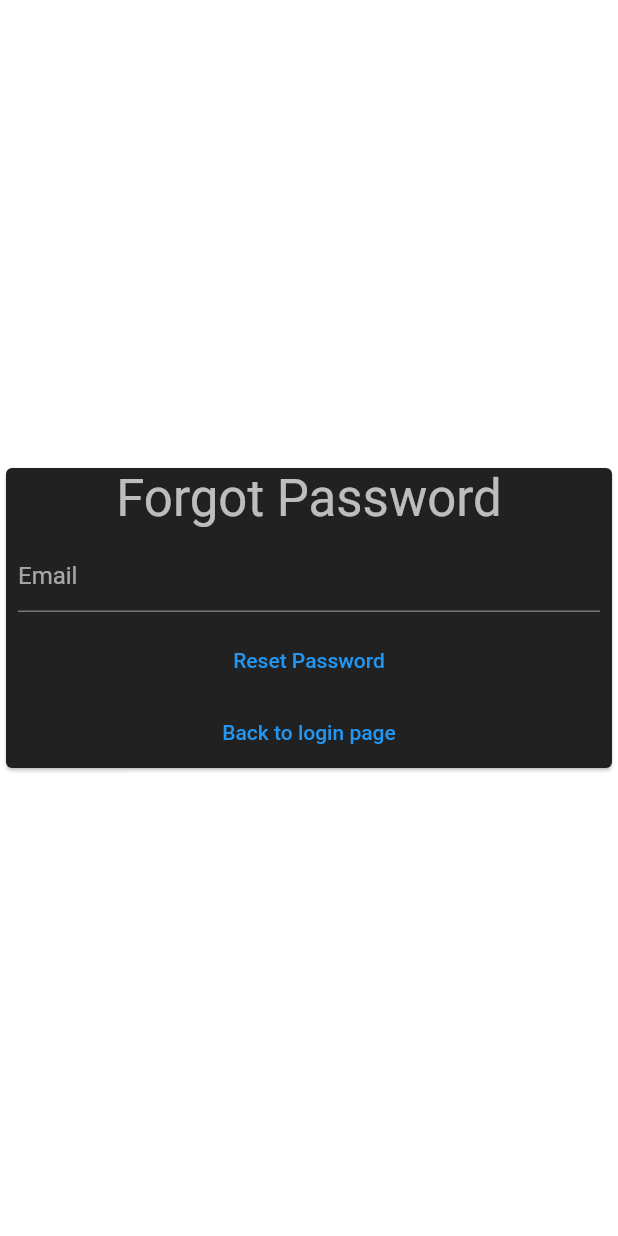
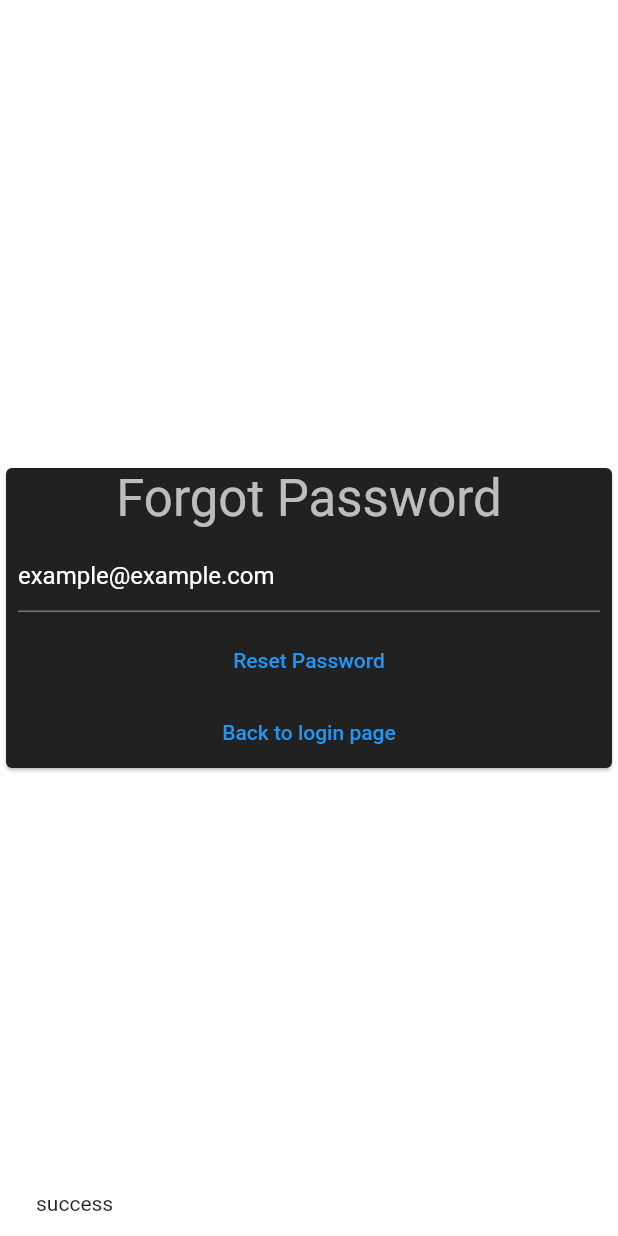
Before and after one commit to casperlundberg/GUI-for-multi-party-auctioning, a Flutter app: the ForgotPasswordScreen screen opened directly with empty values, after a tap on "Reset Password", on a phone screen of 412 x 824 dp. Run offline on Flutter 3.47's test engine with Material 2 defaults, Android fonts, the phone set to English and light mode, and no system bars; our stand-ins replace dio, dropdown_search, flutter_countdown_timer; missing offline and left inert: dart:html, flutter_email_sender, mailer, mailto, search_widget; accounts and stored records are empty; project files that could hold a hidden picture were left out; key blocks and very long unbroken strings in the code were emptied for the run.

Commit message:
forgot pass email is not working

```diff
--- a/new_project/lib/Pages/forgotPass.dart
+++ b/new_project/lib/Pages/forgotPass.dart
@@ -1,10 +1,61 @@
 import 'package:flutter/material.dart';
+import 'package:mailto/mailto.dart';
+import 'package:url_launcher/url_launcher.dart';
+import '../mainGUI.dart';
+import 'package:flutter_email_sender/flutter_email_sender.dart';
+import 'dart:async';
+import 'package:mailer/mailer.dart';
 
-import '../mainGUI.dart';
-
-class ForgotPasswordScreen extends StatelessWidget {
+class ForgotPasswordScreen extends StatefulWidget {
   final Function navigate;
   ForgotPasswordScreen(this.navigate);
+  @override
+  ForgotPasswordState createState() => ForgotPasswordState(navigate);
+}
+
+class ForgotPasswordState extends State<ForgotPasswordScreen> {
+  final Function navigate;
+  ForgotPasswordState(this.navigate);
+
+  List<String> attachments = [];
+  bool isHTML = false;
+
+  final _recipientController = TextEditingController(
+    text: 'example@example.com',
+  );
+
+  final _subjectController = TextEditingController(text: 'The subject');
+
+  final _bodyController = TextEditingController(
+    text: 'Mail body.',
+  );
+
+  Future<void> send() async {
+    final Email email = Email(
+      body: _bodyController.text,
+      subject: _subjectController.text,
+      recipients: [_recipientController.text],
+      attachmentPaths: attachments,
+      isHTML: isHTML,
+    );
+
+    String platformResponse;
+
+    try {
+      await FlutterEmailSender.send(email);
+      platformResponse = 'success';
+    } catch (error) {
+      platformResponse = error.toString();
+    }
+
+    if (!mounted) return;
+
+    ScaffoldMessenger.of(context).showSnackBar(
+      SnackBar(
+        content: Text(platformResponse),
+      ),
+    );
+  }
 
   @override
   Widget build(BuildContext context) {
@@ -25,11 +76,13 @@ class ForgotPasswordScreen extends StatelessWidget {
                     padding: EdgeInsets.all(8.0),
                     child: TextFormField(
                       decoration: InputDecoration(hintText: 'Email'),
+                      controller: _recipientController,
                     ),
                   ),
                   TextButton(
                     child: Text('Reset Password'),
                     onPressed: () {
+                      send();
                       //Should go to a waiting for confiramtion screen or just sit here with a message saying the same
                       //this.parent.selectedWidgetMarker = WidgetMarker.register;
                     },
@@ -48,4 +101,17 @@ class ForgotPasswordScreen extends StatelessWidget {
       ),
     );
   }
+
+  launchMailto() async {
+    final mailtoLink = Mailto(
+      to: ['to@example.com'],
+      cc: ['cc1@example.com', 'cc2@example.com'],
+      subject: 'mailto example subject',
+      body: 'mailto example body',
+    );
+    // Convert the Mailto instance into a string.
+    // Use either Dart's string interpolation
+    // or the toString() method.
+    await launch('$mailtoLink');
+  }
 }
--- a/new_project/pubspec.yaml
+++ b/new_project/pubspec.yaml
@@ -22,6 +22,10 @@ environment:
 
  # Dio is not really needed, just used to populate ListView directly from an API-call
 dependencies:
+  flutter_email_sender: ^5.0.0
+  mailer: ^3.0.3
+  mailto: ^1.1.0
+  url_launcher: ^5.4.1
   search_widget: ^1.0.2
   dcdg: ^2.0.1
   flutter_search_bar: ^2.1.0
```
Also changed, not shown: new_project/lib/Handlers/notificationHandler.dart (+24 -12 lines).
